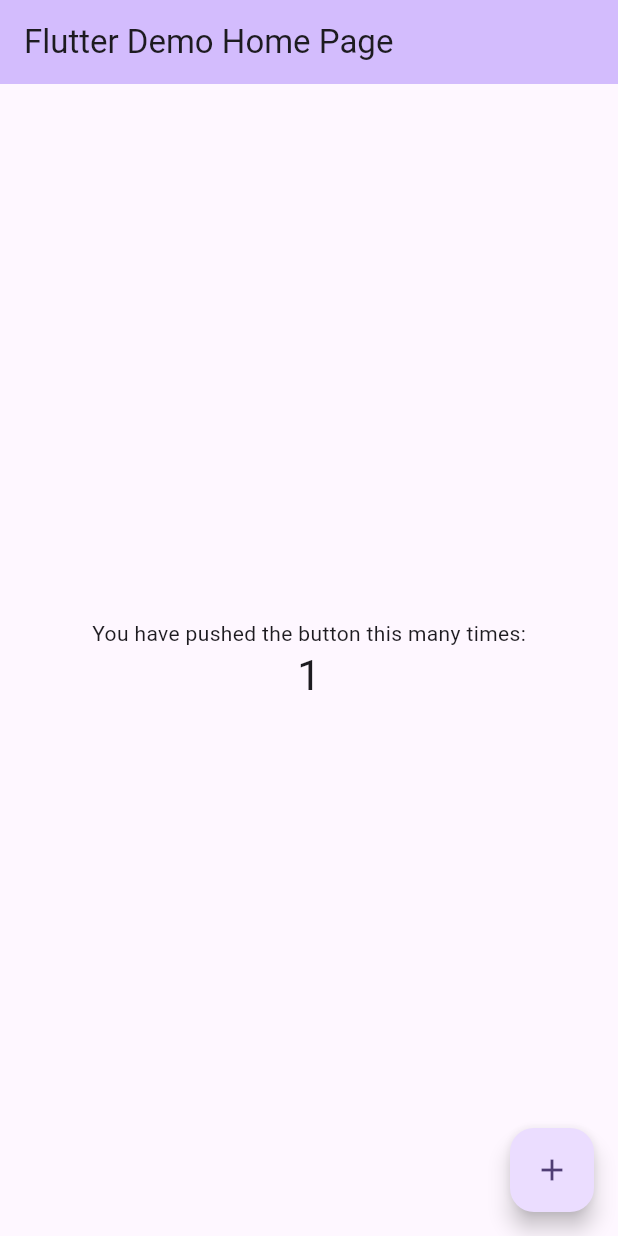
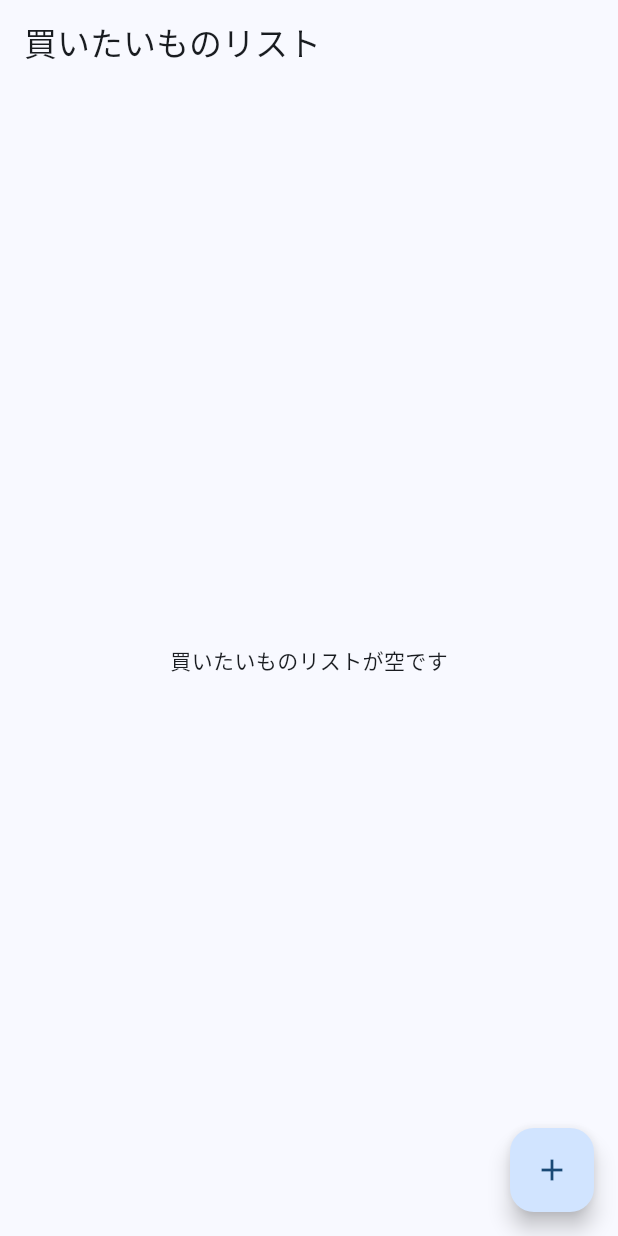
Before and after one commit to kktaro/wish-list-app, a Flutter app: the screen it shows after launch, after a tap on the "add" icon, on a phone screen of 412 x 824 dp. Run offline on Flutter 3.47's test engine with Material 3 defaults, Android fonts, the phone set to English and light mode, and no system bars; our stand-ins replace drift, drift_flutter, flutter_local_notifications, flutter_riverpod, freezed_annotation, riverpod_annotation and 1 more; accounts and stored records are empty; generated files the repository leaves out were written again.

Commit message:
feat: enable to android build

```diff
--- a/lib/data/database/database.dart
+++ b/lib/data/database/database.dart
@@ -2,8 +2,7 @@ import 'dart:io';
 
 import 'package:drift/drift.dart';
 import 'package:drift/native.dart';
-import 'package:path/path.dart' as p;
-import 'package:path_provider/path_provider.dart';
+import 'package:drift_flutter/drift_flutter.dart';
 import 'package:riverpod_annotation/riverpod_annotation.dart';
 
 import 'tables/wish_item_table.dart';
@@ -54,12 +53,10 @@ class AppDatabase extends _$AppDatabase {
     final oneMonthAgo = DateTime.now().subtract(const Duration(days: 30));
     return (select(wishItems)..where((t) => t.lastCheckedAt.isSmallerThanValue(oneMonthAgo))).get();
   }
+
+    static QueryExecutor _openConnection() {
+    return driftDatabase(
+      name: 'my_database',
+    );
+  }
 }
-
-LazyDatabase _openConnection() {
-  return LazyDatabase(() async {
-    final dbFolder = await getApplicationDocumentsDirectory();
-    final file = File(p.join(dbFolder.path, 'wish_list.db'));
-    return NativeDatabase.createInBackground(file);
-  });
-}
--- a/lib/main.dart
+++ b/lib/main.dart
@@ -1,125 +1,27 @@
 import 'package:flutter/material.dart';
+import 'package:flutter_riverpod/flutter_riverpod.dart';
+import 'package:wish_list_app/presentation/pages/home_page.dart';
 
 void main() {
-  runApp(const MyApp());
+  runApp(
+    const ProviderScope(
+      child: WishListApp(),
+    ),
+  );
 }
 
-class MyApp extends StatelessWidget {
-  const MyApp({super.key});
+class WishListApp extends StatelessWidget {
+  const WishListApp({super.key});
 
-  // This widget is the root of your application.
   @override
   Widget build(BuildContext context) {
     return MaterialApp(
-      title: 'Flutter Demo',
+      title: '買いたいものリスト',
       theme: ThemeData(
-        // This is the theme of your application.
-        //
-        // TRY THIS: Try running your application with "flutter run". You'll see
-        // the application has a purple toolbar. Then, without quitting the app,
-        // try changing the seedColor in the colorScheme below to Colors.green
-        // and then invoke "hot reload" (save your changes or press the "hot
-        // reload" button in a Flutter-supported IDE, or press "r" if you used
-        // the command line to start the app).
-        //
-        // Notice that the counter didn't reset back to zero; the application
-        // state is not lost during the reload. To reset the state, use hot
-        // restart instead.
-        //
-        // This works for code too, not just values: Most code changes can be
-        // tested with just a hot reload.
-        colorScheme: ColorScheme.fromSeed(seedColor: Colors.deepPurple),
+        colorScheme: ColorScheme.fromSeed(seedColor: Colors.blue),
         useMaterial3: true,
       ),
-      home: const MyHomePage(title: 'Flutter Demo Home Page'),
+      home: const HomePage(),
     );
   }
 }
-
-class MyHomePage extends StatefulWidget {
-  const MyHomePage({super.key, required this.title});
-
-  // This widget is the home page of your application. It is stateful, meaning
-  // that it has a State object (defined below) that contains fields that affect
-  // how it looks.
-
-  // This class is the configuration for the state. It holds the values (in this
-  // case the title) provided by the parent (in this case the App widget) and
-  // used by the build method of the State. Fields in a Widget subclass are
-  // always marked "final".
-
-  final String title;
-
-  @override
-  State<MyHomePage> createState() => _MyHomePageState();
-}
-
-class _MyHomePageState extends State<MyHomePage> {
-  int _counter = 0;
-
-  void _incrementCounter() {
-    setState(() {
-      // This call to setState tells the Flutter framework that something has
-      // changed in this State, which causes it to rerun the build method below
-      // so that the display can reflect the updated values. If we changed
-      // _counter without calling setState(), then the build method would not be
-      // called again, and so nothing would appear to happen.
-      _counter++;
-    });
-  }
-
-  @override
-  Widget build(BuildContext context) {
-    // This method is rerun every time setState is called, for instance as done
-    // by the _incrementCounter method above.
-    //
-    // The Flutter framework has been optimized to make rerunning build methods
-    // fast, so that you can just rebuild anything that needs updating rather
-    // than having to individually change instances of widgets.
-    return Scaffold(
-      appBar: AppBar(
-        // TRY THIS: Try changing the color here to a specific color (to
-        // Colors.amber, perhaps?) and trigger a hot reload to see the AppBar
-        // change color while the other colors stay the same.
-        backgroundColor: Theme.of(context).colorScheme.inversePrimary,
-        // Here we take the value from the MyHomePage object that was created by
-        // the App.build method, and use it to set our appbar title.
-        title: Text(widget.title),
-      ),
-      body: Center(
-        // Center is a layout widget. It takes a single child and positions it
-        // in the middle of the parent.
-        child: Column(
-          // Column is also a layout widget. It takes a list of children and
-          // arranges them vertically. By default, it sizes itself to fit its
-          // children horizontally, and tries to be as tall as its parent.
-          //
-          // Column has various properties to control how it sizes itself and
-          // how it positions its children. Here we use mainAxisAlignment to
-          // center the children vertically; the main axis here is the vertical
-          // axis because Columns are vertical (the cross axis would be
-          // horizontal).
-          //
-          // TRY THIS: Invoke "debug painting" (choose the "Toggle Debug Paint"
-          // action in the IDE, or press "p" in the console), to see the
-          // wireframe for each widget.
-          mainAxisAlignment: MainAxisAlignment.center,
-          children: <Widget>[
-            const Text(
-              'You have pushed the button this many times:',
-            ),
-            Text(
-              '$_counter',
-              style: Theme.of(context).textTheme.headlineMedium,
-            ),
-          ],
-        ),
-      ),
-      floatingActionButton: FloatingActionButton(
-        onPressed: _incrementCounter,
-        tooltip: 'Increment',
-        child: const Icon(Icons.add),
-      ), // This trailing comma makes auto-formatting nicer for build methods.
-    );
-  }
-}
--- /dev/null
+++ b/lib/presentation/pages/home_page.dart
@@ -0,0 +1,72 @@
+import 'package:flutter/material.dart';
+import 'package:flutter_riverpod/flutter_riverpod.dart';
+import 'package:wish_list_app/presentation/view_models/home_view_model.dart';
+import 'package:wish_list_app/presentation/widgets/wish_item_list_tile.dart';
+
+class HomePage extends ConsumerWidget {
+  const HomePage({super.key});
+
+  @override
+  Widget build(BuildContext context, WidgetRef ref) {
+    final wishItemsAsyncValue = ref.watch(homeViewModelProvider);
+
+    return Scaffold(
+      appBar: AppBar(
+        title: const Text('買いたいものリスト'),
+      ),
+      body: wishItemsAsyncValue.when(
+        data: (state) {
+          if (state.wishItems.isEmpty) {
+            return const Center(
+              child: Text('買いたいものリストが空です'),
+            );
+          }
+
+          return ListView.builder(
+            itemCount: state.wishItems.length,
+            itemBuilder: (context, index) {
+              final item = state.wishItems[index];
+              return WishItemListTile(
+                item: item,
+                onEdit: () {
+                  // TODO: 編集画面への遷移を実装
+                },
+                onDelete: () async {
+                  final shouldDelete = await showDialog<bool>(
+                    context: context,
+                    builder: (context) => AlertDialog(
+                      title: const Text('確認'),
+                      content: Text('${item.name}を削除しますか？'),
+                      actions: [
+                        TextButton(
+                          onPressed: () => Navigator.pop(context, false),
+                          child: const Text('キャンセル'),
+                        ),
+                        TextButton(
+                          onPressed: () => Navigator.pop(context, true),
+                          child: const Text('削除'),
+                        ),
+                      ],
+                    ),
+                  );
+
+                  if (shouldDelete == true) {
+                    ref.read(homeViewModelProvider.notifier).deleteWishItem(item.id);
+                  }
+                },
+              );
+            },
+          );
+        },
+        loading: () => const Center(child: CircularProgressIndicator()),
+        error: (error, stackTrace) => Center(child: Text('エラーが発生しました: $error')),
+      ),
+      floatingActionButton: FloatingActionButton(
+        onPressed: () {
+          // TODO: 追加画面への遷移を実装
+        },
+        child: const Icon(Icons.add),
+      ),
+    );
+  }
+}
--- a/pubspec.yaml
+++ b/pubspec.yaml
@@ -15,12 +15,10 @@ dependencies:
 
   # Database
   drift: ^2.14.1
-  sqlite3_flutter_libs: ^0.5.18
-  path_provider: ^2.1.2
-  path: ^1.8.3
+  drift_flutter: ^0.2.4
 
   # Notifications
-  flutter_local_notifications: ^16.3.2
+  flutter_local_notifications: ^18.0.1
 
   # Utils
   intl: ^0.19.0
```
Also changed, not shown: lib/presentation/view_models/home_view_model.dart (+21 -30 lines), lib/presentation/widgets/wish_item_list_tile.dart (added, +58 -0 lines), lib/presentation/view_models/home_view_model.g.dart, 4 other files.
